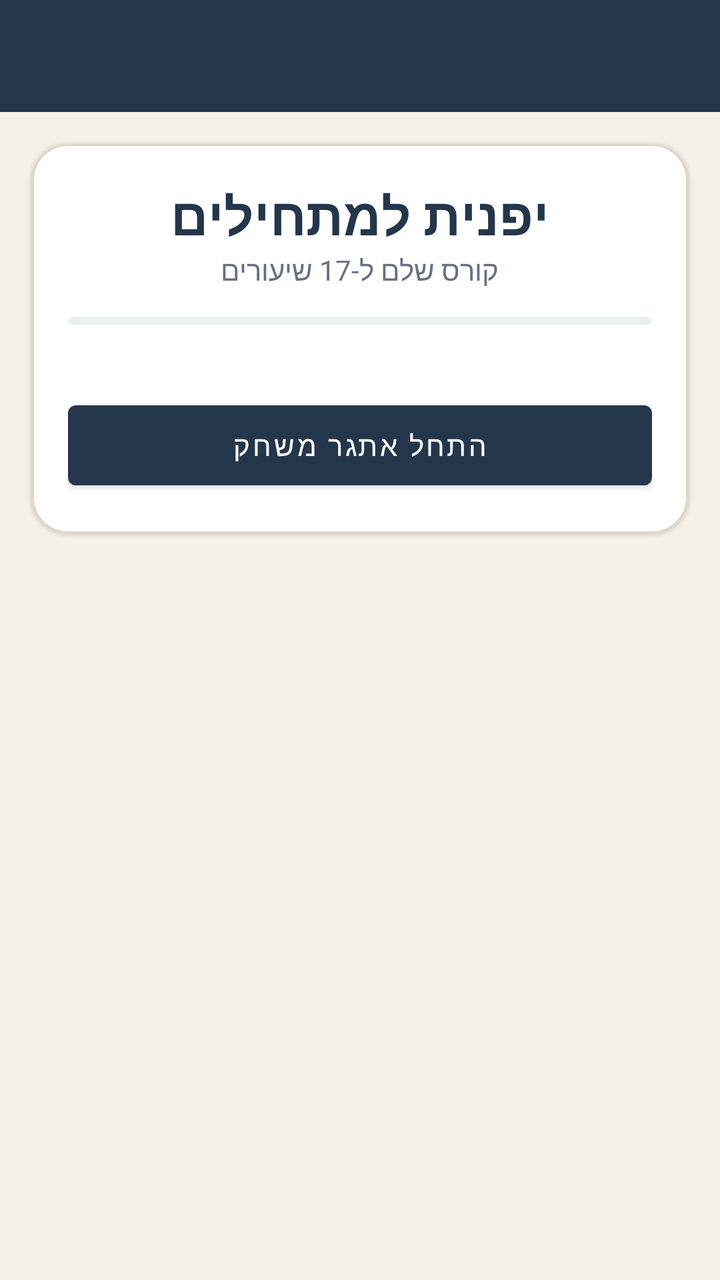
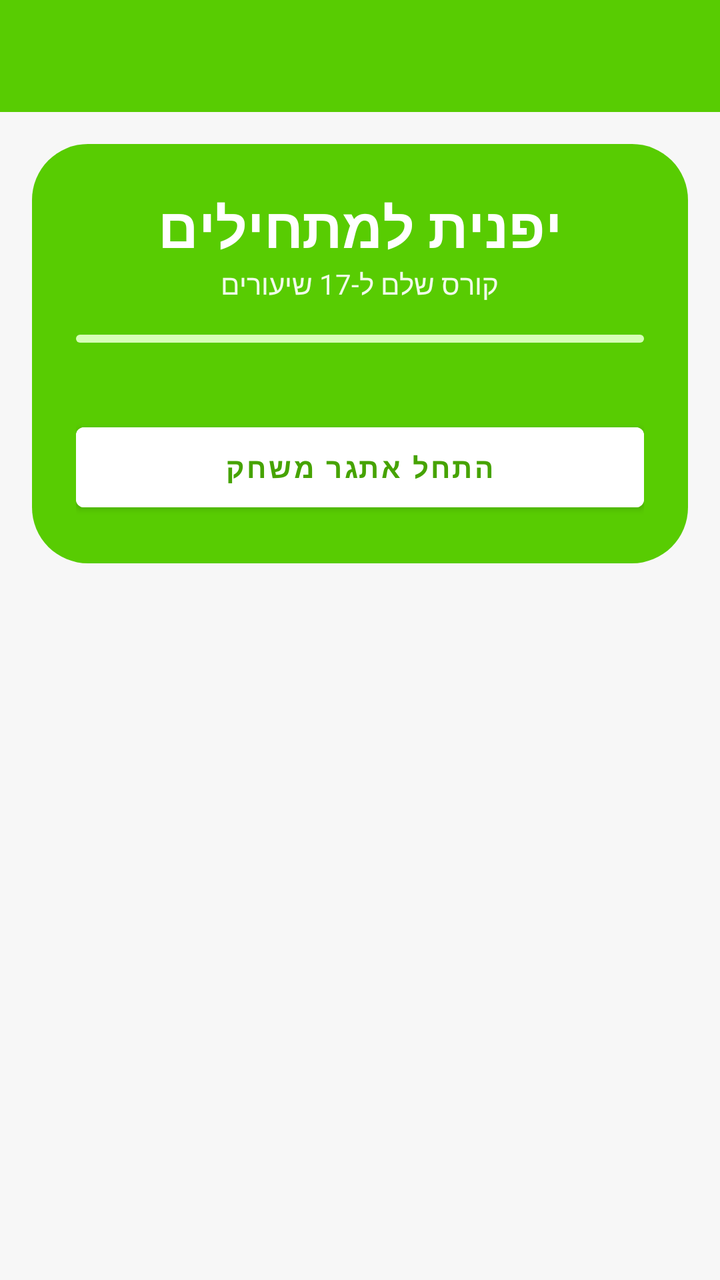

Before-and-after screenshots of an Android layout around one commit, followed by the original layout XML and the change that was made.
<!-- AndroidManifest.xml: application theme Theme.NihongoBeginner -->
<!-- res/layout/activity_main.xml -->
<?xml version="1.0" encoding="utf-8"?>
<LinearLayout xmlns:android="http://schemas.android.com/apk/res/android"
    xmlns:app="http://schemas.android.com/apk/res-auto"
    android:layout_width="match_parent"
    android:layout_height="match_parent"
    android:background="@color/surface"
    android:orientation="vertical">

    <com.google.android.material.appbar.MaterialToolbar
        android:id="@+id/toolbar"
        android:layout_width="match_parent"
        android:layout_height="?actionBarSize"
        android:background="@color/colorPrimary"
        app:titleTextColor="@android:color/white" />

    <com.google.android.material.card.MaterialCardView
        android:layout_width="match_parent"
        android:layout_height="wrap_content"
        android:layout_margin="16dp"
        app:cardBackgroundColor="@color/surfaceAlt"
        app:cardCornerRadius="18dp"
        app:cardElevation="1dp"
        app:strokeColor="@color/dividerSoft"
        app:strokeWidth="1dp">

        <LinearLayout
            android:layout_width="match_parent"
            android:layout_height="wrap_content"
            android:orientation="vertical"
            android:padding="18dp">

        <TextView
            android:id="@+id/tvCourseTitle"
            android:layout_width="match_parent"
            android:layout_height="wrap_content"
            android:gravity="center"
            android:text="יפנית למתחילים"
            android:textColor="@color/colorPrimary"
            android:textSize="26sp"
            android:textStyle="bold" />

        <TextView
            android:id="@+id/tvCourseSubtitle"
            android:layout_width="match_parent"
            android:layout_height="wrap_content"
            android:gravity="center"
            android:text="קורס שלם ל-17 שיעורים"
            android:textColor="@color/onSurfaceMuted"
            android:textSize="14sp"
            android:layout_marginBottom="14dp" />

        <com.google.android.material.progressindicator.LinearProgressIndicator
            android:id="@+id/progressBarMain"
            android:layout_width="match_parent"
            android:layout_height="wrap_content"
            android:layout_marginBottom="4dp"
            app:indicatorColor="@color/accentTeal"
            app:trackColor="@color/surfaceSoft"
            app:trackCornerRadius="4dp"
            android:max="100" />

        <TextView
            android:id="@+id/tvProgressText"
            android:layout_width="match_parent"
            android:layout_height="wrap_content"
            android:gravity="center"
            android:textColor="@color/onSurfaceMuted"
            android:textSize="12sp"
            android:layout_marginBottom="14dp" />

        <Button
            android:id="@+id/btnChallenge"
            style="@style/Widget.MaterialComponents.Button"
            android:layout_width="match_parent"
            android:layout_height="wrap_content"
            android:minHeight="52dp"
            android:text="התחל אתגר משחק" />

        </LinearLayout>

    </com.google.android.material.card.MaterialCardView>

    <androidx.recyclerview.widget.RecyclerView
        android:id="@+id/rvLessons"
        android:layout_width="match_parent"
        android:layout_height="0dp"
        android:layout_weight="1"
        android:clipToPadding="false"
        android:paddingStart="10dp"
        android:paddingEnd="10dp"
        android:paddingBottom="16dp" />

</LinearLayout>
<!-- resources referenced by this layout -->
<resources>
  <color name="accentTeal">#2A9D8F</color>
  <color name="colorPrimary">#24364B</color>
  <color name="dividerSoft">#DDD6CA</color>
  <color name="onSurfaceMuted">#667085</color>
  <color name="surface">#F6F1E8</color>
  <color name="surfaceAlt">#FFFFFF</color>
  <color name="surfaceSoft">#E9F0EE</color>
  <style name="Theme.NihongoBeginner" parent="Theme.MaterialComponents.DayNight.DarkActionBar">
          <item name="colorPrimary">@color/colorPrimary</item>
          <item name="colorPrimaryVariant">@color/colorPrimaryVariant</item>
          <item name="colorOnPrimary">@color/colorOnPrimary</item>
          <item name="colorSecondary">@color/colorSecondary</item>
          <item name="colorOnSecondary">@color/colorOnSecondary</item>
          <item name="android:colorBackground">@color/background</item>
          <item name="colorSurface">@color/surface</item>
          <item name="colorOnSurface">@color/onSurface</item>
          <item name="materialButtonStyle">@style/App.Button</item>
          <item name="windowActionBar">false</item>
          <item name="windowNoTitle">true</item>
          <item name="android:windowSoftInputMode">adjustResize</item>
      </style>
  <color name="colorPrimaryVariant">#304B64</color>
  <color name="colorOnPrimary">#FFFFFF</color>
  <color name="colorSecondary">#E76F51</color>
  <color name="colorOnSecondary">#FFFFFF</color>
  <color name="background">#F6F1E8</color>
  <color name="onSurface">#1F2933</color>
  <style name="App.Button" parent="Widget.MaterialComponents.Button">
          <item name="cornerRadius">16dp</item>
          <item name="android:minHeight">52dp</item>
          <item name="android:textAllCaps">false</item>
          <item name="backgroundTint">@color/colorSecondary</item>
      </style>
</resources>

<!-- the commit's change to res/layout/activity_main.xml (unified diff, before → after) -->
@@ -13,21 +13,13 @@
         android:background="@color/colorPrimary"
         app:titleTextColor="@android:color/white" />
 
-    <com.google.android.material.card.MaterialCardView
+    <LinearLayout
         android:layout_width="match_parent"
         android:layout_height="wrap_content"
         android:layout_margin="16dp"
-        app:cardBackgroundColor="@color/surfaceAlt"
-        app:cardCornerRadius="18dp"
-        app:cardElevation="1dp"
-        app:strokeColor="@color/dividerSoft"
-        app:strokeWidth="1dp">
-
-        <LinearLayout
-            android:layout_width="match_parent"
-            android:layout_height="wrap_content"
-            android:orientation="vertical"
-            android:padding="18dp">
+        android:background="@drawable/bg_hero_green"
+        android:orientation="vertical"
+        android:padding="22dp">
 
         <TextView
             android:id="@+id/tvCourseTitle"
@@ -35,8 +27,8 @@
             android:layout_height="wrap_content"
             android:gravity="center"
             android:text="יפנית למתחילים"
-            android:textColor="@color/colorPrimary"
-            android:textSize="26sp"
+            android:textColor="@color/white"
+            android:textSize="28sp"
             android:textStyle="bold" />
 
         <TextView
@@ -45,17 +37,18 @@
             android:layout_height="wrap_content"
             android:gravity="center"
             android:text="קורס שלם ל-17 שיעורים"
-            android:textColor="@color/onSurfaceMuted"
+            android:textColor="@color/white"
             android:textSize="14sp"
-            android:layout_marginBottom="14dp" />
+            android:alpha="0.92"
+            android:layout_marginBottom="16dp" />
 
         <com.google.android.material.progressindicator.LinearProgressIndicator
             android:id="@+id/progressBarMain"
             android:layout_width="match_parent"
             android:layout_height="wrap_content"
             android:layout_marginBottom="4dp"
-            app:indicatorColor="@color/accentTeal"
-            app:trackColor="@color/surfaceSoft"
+            app:indicatorColor="@color/white"
+            app:trackColor="@color/matched_green"
             app:trackCornerRadius="4dp"
             android:max="100" />
 
@@ -64,21 +57,23 @@
             android:layout_width="match_parent"
             android:layout_height="wrap_content"
             android:gravity="center"
-            android:textColor="@color/onSurfaceMuted"
+            android:textColor="@color/white"
+            android:alpha="0.95"
             android:textSize="12sp"
-            android:layout_marginBottom="14dp" />
+            android:layout_marginBottom="16dp" />
 
         <Button
             android:id="@+id/btnChallenge"
             style="@style/Widget.MaterialComponents.Button"
             android:layout_width="match_parent"
             android:layout_height="wrap_content"
+            android:backgroundTint="@color/white"
             android:minHeight="52dp"
+            android:textColor="@color/colorPrimaryDark"
+            android:textStyle="bold"
             android:text="התחל אתגר משחק" />
 
-        </LinearLayout>
-
-    </com.google.android.material.card.MaterialCardView>
+    </LinearLayout>
 
     <androidx.recyclerview.widget.RecyclerView
         android:id="@+id/rvLessons"
<!-- resource entries referenced after the edit -->
@@ -1,12 +1,16 @@
 <!-- resources referenced by this layout -->
 <resources>
-  <color name="accentTeal">#2A9D8F</color>
-  <color name="colorPrimary">#24364B</color>
-  <color name="dividerSoft">#DDD6CA</color>
-  <color name="onSurfaceMuted">#667085</color>
-  <color name="surface">#F6F1E8</color>
-  <color name="surfaceAlt">#FFFFFF</color>
-  <color name="surfaceSoft">#E9F0EE</color>
+  <color name="colorPrimary">#58CC02</color>
+  <color name="colorPrimaryDark">#46A302</color>
+  <color name="matched_green">#D7FFB8</color>
+  <color name="surface">#F7F7F7</color>
+  <color name="white">#FFFFFF</color>
+  <!-- drawable bg_hero_green (drawable) -->
+  <?xml version="1.0" encoding="utf-8"?>
+  <shape xmlns:android="http://schemas.android.com/apk/res/android">
+      <solid android:color="@color/colorPrimary" />
+      <corners android:radius="28dp" />
+  </shape>
   <style name="Theme.NihongoBeginner" parent="Theme.MaterialComponents.DayNight.DarkActionBar">
           <item name="colorPrimary">@color/colorPrimary</item>
           <item name="colorPrimaryVariant">@color/colorPrimaryVariant</item>
@@ -21,17 +25,19 @@
           <item name="windowNoTitle">true</item>
           <item name="android:windowSoftInputMode">adjustResize</item>
       </style>
-  <color name="colorPrimaryVariant">#304B64</color>
+  <color name="colorPrimaryVariant">#89E219</color>
   <color name="colorOnPrimary">#FFFFFF</color>
-  <color name="colorSecondary">#E76F51</color>
+  <color name="colorSecondary">#1CB0F6</color>
   <color name="colorOnSecondary">#FFFFFF</color>
-  <color name="background">#F6F1E8</color>
-  <color name="onSurface">#1F2933</color>
+  <color name="background">#F7F7F7</color>
+  <color name="onSurface">#3C3C3C</color>
   <style name="App.Button" parent="Widget.MaterialComponents.Button">
-          <item name="cornerRadius">16dp</item>
+          <item name="cornerRadius">18dp</item>
           <item name="android:minHeight">52dp</item>
           <item name="android:textAllCaps">false</item>
-          <item name="backgroundTint">@color/colorSecondary</item>
+          <item name="android:textStyle">bold</item>
+          <item name="backgroundTint">@color/colorPrimary</item>
+          <item name="android:textColor">@color/white</item>
       </style>
 </resources>
 
